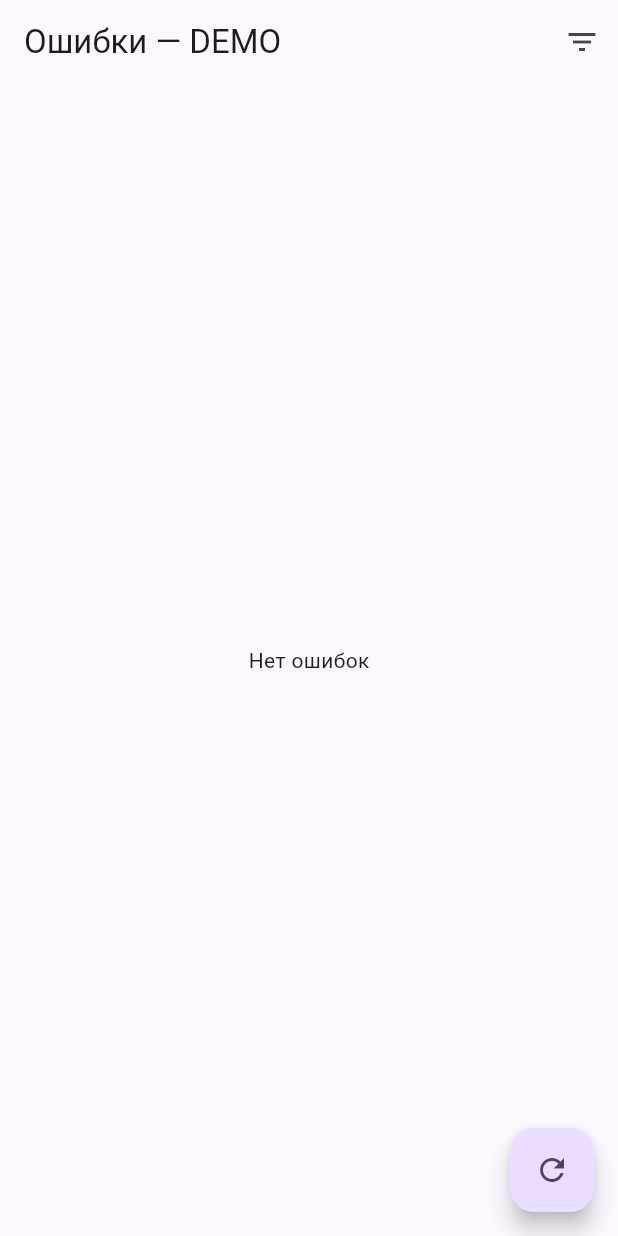
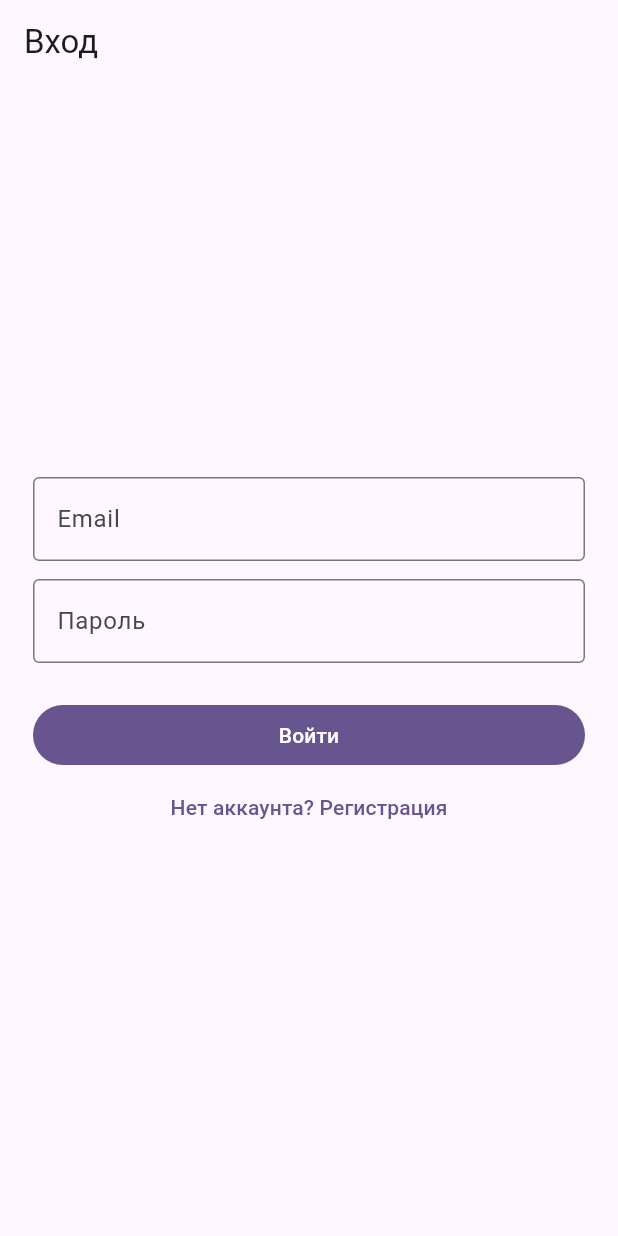
Before and after one commit to vitebc/1c-monitor, a Flutter app: the screen it shows after launch, on a phone screen of 412 x 824 dp. Run offline on Flutter 3.47's test engine with Material 3 defaults, Android fonts, the phone set to English and light mode, and no system bars; our stand-ins replace firebase_core, firebase_messaging, flutter_local_notifications, freezed_annotation, shared_preferences, supabase_flutter; accounts and stored records are empty; generated files the repository leaves out were written again.

Commit message:
feat(app): по порядку — Auth MVVM, подписки user_bases, интеграция Errors+Settings, LastSeen кэш

```diff
--- /dev/null
+++ b/app/lib/data/repositories/auth_repository.dart
@@ -0,0 +1,36 @@
+import '../../domain/models/app_user.dart';
+import '../services/auth_service.dart';
+
+/// Step 3: Repository — трансформирует AuthService модели в Domain (skill)
+class AuthRepository {
+  AuthRepository({required AuthService service}) : _service = service;
+  final AuthService _service;
+
+  AppUser? get currentUser {
+    final u = _service.currentUser;
+    if (u == null) return null;
+    return AppUser(id: u.id, email: u.email ?? '', displayName: u.userMetadata?['display_name'] as String?);
+  }
+
+  Stream<AppUser?> get authStateChanges => _service.authStateChanges.map((s) {
+        final u = s.session?.user;
+        if (u == null) return null;
+        return AppUser(id: u.id, email: u.email ?? '', displayName: u.userMetadata?['display_name'] as String?);
+      });
+
+  Future<AppUser> signIn(String email, String password) async {
+    final res = await _service.signIn(email: email, password: password);
+    final u = res.user;
+    if (u == null) throw StateError('signIn: user is null');
+    return AppUser(id: u.id, email: u.email ?? email);
+  }
+
+  Future<AppUser> signUp(String email, String password) async {
+    final res = await _service.signUp(email: email, password: password);
+    final u = res.user;
+    if (u == null) throw StateError('signUp: user is null (проверь email confirmation)');
+    return AppUser(id: u.id, email: u.email ?? email);
+  }
+
+  Future<void> signOut() => _service.signOut();
+}
--- /dev/null
+++ b/app/lib/data/services/auth_service.dart
@@ -0,0 +1,24 @@
+import 'package:supabase_flutter/supabase_flutter.dart';
+
+/// Step 2: Service — stateless обёртка над Supabase Auth (skill)
+class AuthService {
+  AuthService(this._client);
+  final SupabaseClient _client;
+
+  User? get currentUser => _client.auth.currentUser;
+  Stream<AuthState> get authStateChanges => _client.auth.onAuthStateChange;
+
+  Future<AuthResponse> signIn({required String email, required String password}) async {
+    return await _client.auth.signInWithPassword(email: email, password: password);
+  }
+
+  Future<AuthResponse> signUp({required String email, required String password}) async {
+    return await _client.auth.signUp(email: email, password: password);
+  }
+
+  Future<void> signOut() async => await _client.auth.signOut();
+
+  Future<void> sendOtp(String email) async {
+    await _client.auth.signInWithOtp(email: email);
+  }
+}
--- a/app/lib/data/services/supabase_service.dart
+++ b/app/lib/data/services/supabase_service.dart
@@ -79,4 +79,10 @@ class SupabaseService {
     if (userId == null) return;
     await _client.from('user_bases').insert({'user_id': userId, 'base': base});
   }
+
+  Future<void> removeBase(String base) async {
+    final userId = _client.auth.currentUser?.id;
+    if (userId == null) return;
+    await _client.from('user_bases').delete().eq('user_id', userId).eq('base', base);
+  }
 }
--- /dev/null
+++ b/app/lib/domain/models/app_user.dart
@@ -0,0 +1,16 @@
+import 'package:freezed_annotation/freezed_annotation.dart';
+
+part 'app_user.freezed.dart';
+part 'app_user.g.dart';
+
+/// Step 1: Domain Model (skill)
+@freezed
+class AppUser with _$AppUser {
+  const factory AppUser({
+    required String id,
+    required String email,
+    String? displayName,
+  }) = _AppUser;
+
+  factory AppUser.fromJson(Map<String, dynamic> json) => _$AppUserFromJson(json);
+}
--- /dev/null
+++ b/app/lib/ui/features/auth/view_models/auth_view_model.dart
@@ -0,0 +1,65 @@
+import 'package:flutter/foundation.dart';
+import '../../../../data/repositories/auth_repository.dart';
+import '../../../../domain/models/app_user.dart';
+
+/// Step 5: ViewModel (skill) — инжектит Repository, хранит immutable state
+class AuthViewModel extends ChangeNotifier {
+  AuthViewModel({required AuthRepository repository}) : _repo = repository {
+    // слушаем изменения сессии
+    _repo.authStateChanges.listen((u) {
+      _user = u;
+      notifyListeners();
+    });
+    _user = _repo.currentUser;
+  }
+
+  final AuthRepository _repo;
+
+  AppUser? _user;
+  AppUser? get user => _user;
+  bool get isAuthenticated => _user != null;
+
+  bool _isLoading = false;
+  bool get isLoading => _isLoading;
+
+  String? _error;
+  String? get error => _error;
+
+  Future<bool> signIn(String email, String password) async {
+    _isLoading = true;
+    _error = null;
+    notifyListeners();
+    try {
+      _user = await _repo.signIn(email, password);
+      return true;
+    } catch (e) {
+      _error = e.toString();
+      return false;
+    } finally {
+      _isLoading = false;
+      notifyListeners();
+    }
+  }
+
+  Future<bool> signUp(String email, String password) async {
+    _isLoading = true;
+    _error = null;
+    notifyListeners();
+    try {
+      _user = await _repo.signUp(email, password);
+      return true;
+    } catch (e) {
+      _error = e.toString();
+      return false;
+    } finally {
+      _isLoading = false;
+      notifyListeners();
+    }
+  }
+
+  Future<void> signOut() async {
+    await _repo.signOut();
+    _user = null;
+    notifyListeners();
+  }
+}
--- /dev/null
+++ b/app/lib/ui/features/auth/views/auth_view.dart
@@ -0,0 +1,84 @@
+import 'package:flutter/material.dart';
+import 'package:provider/provider.dart';
+import '../view_models/auth_view_model.dart';
+
+/// Step 6: View — lean widget (skill), только UI
+class AuthView extends StatefulWidget {
+  const AuthView({super.key});
+
+  @override
+  State<AuthView> createState() => _AuthViewState();
+}
+
+class _AuthViewState extends State<AuthView> {
+  final _email = TextEditingController();
+  final _pass = TextEditingController();
+  bool _isSignUp = false;
+
+  @override
+  void dispose() {
+    _email.dispose();
+    _pass.dispose();
+    super.dispose();
+  }
+
+  @override
+  Widget build(BuildContext context) {
+    final vm = context.watch<AuthViewModel>();
+    return Scaffold(
+      appBar: AppBar(title: Text(_isSignUp ? 'Регистрация' : 'Вход')),
+      body: Center(
+        child: ConstrainedBox(
+          constraints: const BoxConstraints(maxWidth: 400),
+          child: Padding(
+            padding: const EdgeInsets.all(16),
+            child: Column(
+              mainAxisSize: MainAxisSize.min,
+              children: [
+                TextField(
+                  controller: _email,
+                  decoration: const InputDecoration(labelText: 'Email', border: OutlineInputBorder()),
+                  keyboardType: TextInputType.emailAddress,
+                ),
+                const SizedBox(height: 12),
+                TextField(
+                  controller: _pass,
+                  decoration: const InputDecoration(labelText: 'Пароль', border: OutlineInputBorder()),
+                  obscureText: true,
+                ),
+                const SizedBox(height: 12),
+                if (vm.error != null)
+                  Text(vm.error!, style: const TextStyle(color: Colors.red)),
+                const SizedBox(height: 12),
+                SizedBox(
+                  width: double.infinity,
+                  child: FilledButton(
+                    onPressed: vm.isLoading
+                        ? null
+                        : () async {
+                            final ok = _isSignUp
+                                ? await vm.signUp(_email.text.trim(), _pass.text)
+                                : await vm.signIn(_email.text.trim(), _pass.text);
+                            if (ok && context.mounted) {
+                              ScaffoldMessenger.of(context).showSnackBar(
+                                SnackBar(content: Text(_isSignUp ? 'Аккаунт создан' : 'Вход выполнен')),
+                              );
+                            }
+                          },
+                    child: vm.isLoading
+                        ? const SizedBox(height: 16, width: 16, child: CircularProgressIndicator(strokeWidth: 2))
+                        : Text(_isSignUp ? 'Зарегистрироваться' : 'Войти'),
+                  ),
+                ),
+                TextButton(
+                  onPressed: () => setState(() => _isSignUp = !_isSignUp),
+                  child: Text(_isSignUp ? 'Уже есть аккаунт? Войти' : 'Нет аккаунта? Регистрация'),
+                ),
+              ],
+            ),
+          ),
+        ),
+      ),
+    );
+  }
+}
```
Also changed, not shown: app/lib/core/cache/last_seen_service.dart (added, +33 -0 lines), app/lib/data/repositories/errors_repository.dart (+13 -3 lines), app/lib/data/repositories/settings_repository.dart (added, +11 -0 lines), app/lib/main.dart (+57 -2 lines), app/lib/ui/features/errors/views/errors_view.dart (+55 -1 lines), app/lib/ui/features/settings/view_models/settings_view_model.dart (added, +58 -0 lines), app/lib/ui/features/settings/views/settings_view.dart (added, +114 -0 lines), 3 other files.
